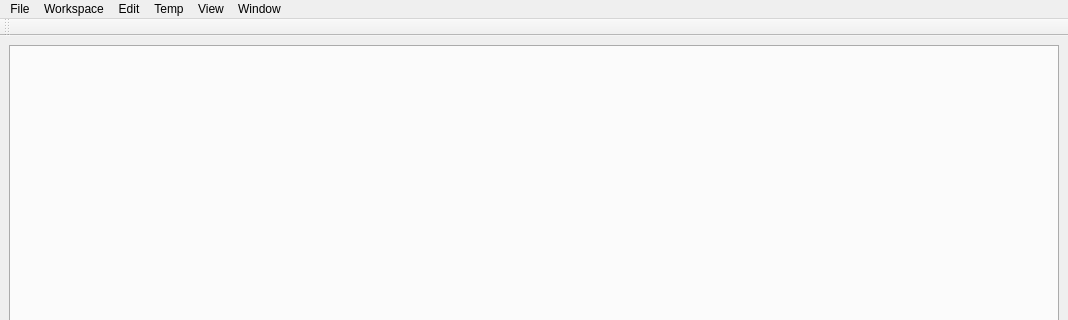
Before: the Qt Designer form editor/gui/mainwindow.ui in ensisoft/detonator, drawn with Qt 5; both pictures show x 0 to 1068 and y 0 to 320 of the 1068 by 793 pixel window.
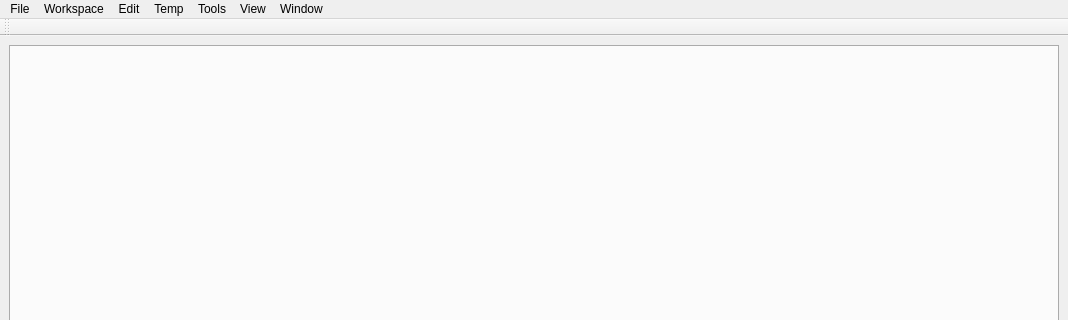
After: the same form once the commit is applied. Icons and pictures are not drawn.

What changed in the file:
```diff
--- a/editor/gui/mainwindow.ui
+++ b/editor/gui/mainwindow.ui
@@ -80,10 +80,17 @@
     <addaction name="actionNewParticleSystem"/>
     <addaction name="actionNewAnimation"/>
    </widget>
+   <widget class="QMenu" name="menuTools">
+    <property name="title">
+     <string>Tools</string>
+    </property>
+    <addaction name="actionSettings"/>
+   </widget>
    <addaction name="menuFile"/>
    <addaction name="menuWorkspace"/>
    <addaction name="menuEdit"/>
    <addaction name="menuTemp"/>
+   <addaction name="menuTools"/>
    <addaction name="menuView"/>
    <addaction name="menuWindow"/>
   </widget>
```
Left out of the diff: 9 changed lines with no effect on the pictures.
